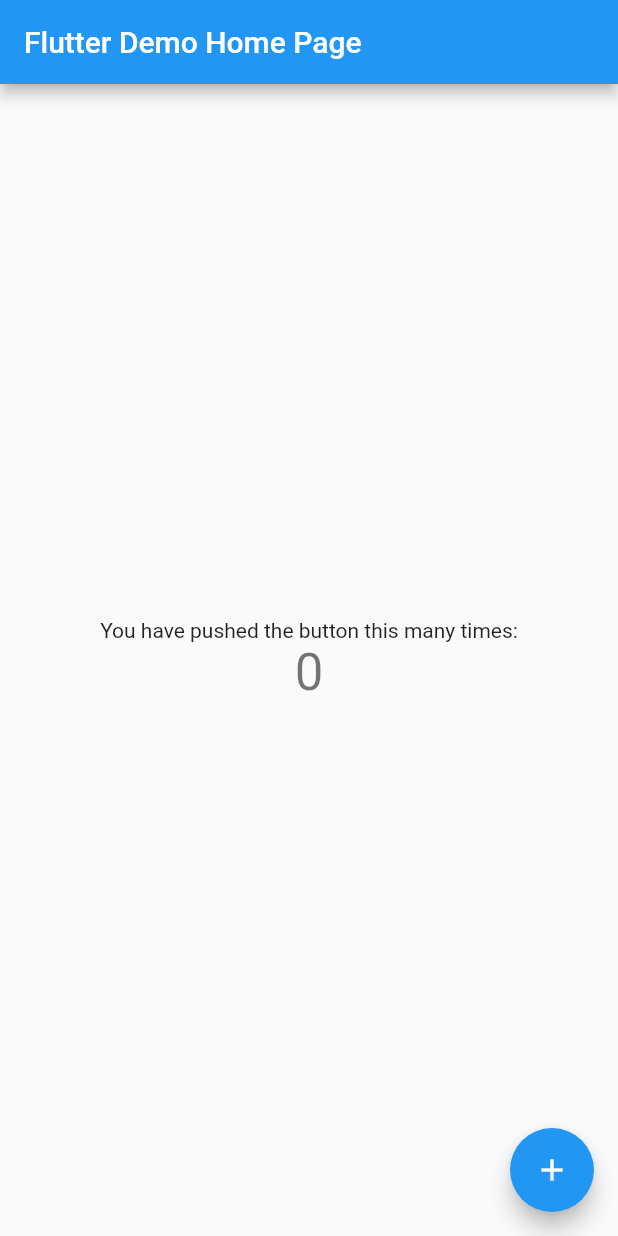
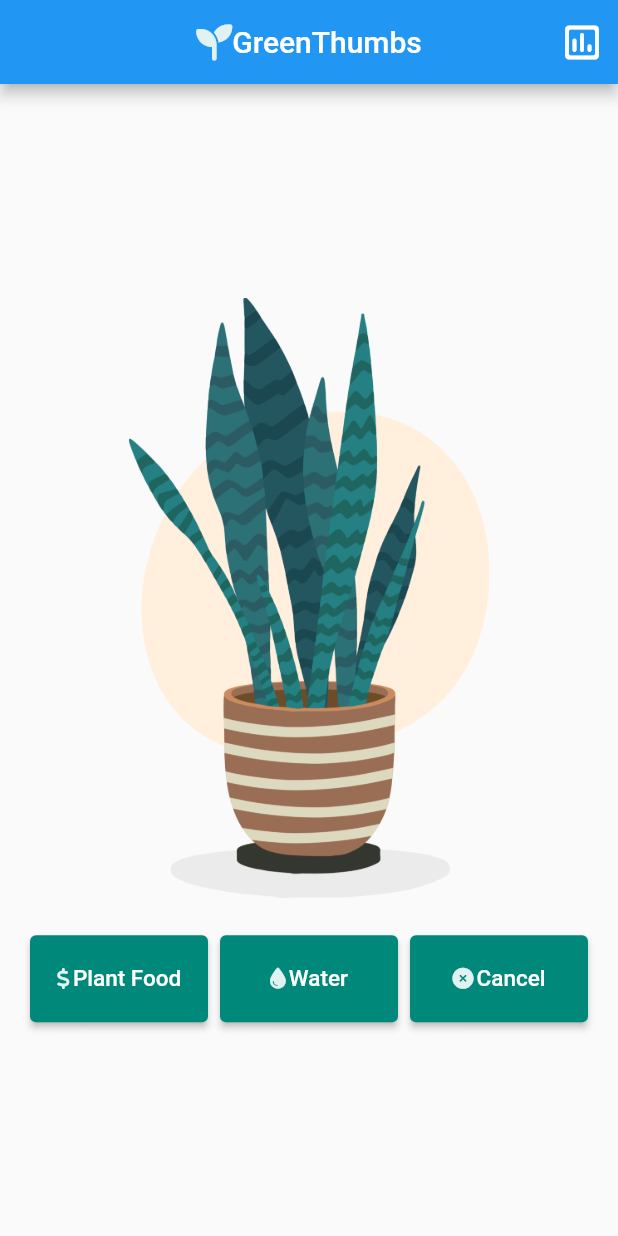
Before and after one commit to msyamsularif/local_notification, a Flutter app: the screen it shows after launch, on a phone screen of 412 x 824 dp. Run offline on Flutter 3.47's test engine with Material 2 defaults, Android fonts, the phone set to English and light mode, and no system bars; our stand-ins replace font_awesome_flutter.

Commit message:
update main.dart and add home_page.dart plant_stats_page.dart

```diff
--- /dev/null
+++ b/lib/home_page.dart
@@ -0,0 +1,55 @@
+import 'package:flutter/material.dart';
+
+import 'plant_stats_page.dart';
+import 'widgets.dart';
+
+class HomePage extends StatefulWidget {
+  const HomePage({Key? key}) : super(key: key);
+
+  @override
+  _HomePageState createState() => _HomePageState();
+}
+
+class _HomePageState extends State<HomePage> {
+  @override
+  Widget build(BuildContext context) {
+    return Scaffold(
+      appBar: AppBar(
+        centerTitle: true,
+        title: const AppBarTitle(),
+        actions: [
+          IconButton(
+            onPressed: () {
+              Navigator.push(
+                context,
+                MaterialPageRoute(
+                  builder: (_) => const PlantStatsPage(),
+                ),
+              );
+            },
+            icon: const Icon(
+              Icons.insert_chart_outlined_rounded,
+              size: 30,
+            ),
+          )
+        ],
+      ),
+      body: Center(
+        child: Column(
+          mainAxisAlignment: MainAxisAlignment.center,
+          children: [
+            const PlantImage(),
+            const SizedBox(
+              height: 25,
+            ),
+            HomePageButtons(
+              onPressedOne: () async {},
+              onPressedTwo: () async {},
+              onPressedThree: () async {},
+            ),
+          ],
+        ),
+      ),
+    );
+  }
+}
--- a/lib/main.dart
+++ b/lib/main.dart
@@ -1,115 +1,26 @@
 import 'package:flutter/material.dart';
 
+import 'home_page.dart';
+
 void main() {
-  runApp(const MyApp());
+  runApp(const AppWidget());
 }
 
-class MyApp extends StatelessWidget {
-  const MyApp({Key? key}) : super(key: key);
+class AppWidget extends StatelessWidget {
+  const AppWidget({Key? key}) : super(key: key);
 
-  // This widget is the root of your application.
   @override
   Widget build(BuildContext context) {
     return MaterialApp(
-      title: 'Flutter Demo',
+      debugShowCheckedModeBanner: false,
       theme: ThemeData(
-        // This is the theme of your application.
-        //
-        // Try running your application with "flutter run". You'll see the
-        // application has a blue toolbar. Then, without quitting the app, try
-        // changing the primarySwatch below to Colors.green and then invoke
-        // "hot reload" (press "r" in the console where you ran "flutter run",
-        // or simply save your changes to "hot reload" in a Flutter IDE).
-        // Notice that the counter didn't reset back to zero; the application
-        // is not restarted.
-        primarySwatch: Colors.blue,
+        primaryColor: Colors.teal,
+        colorScheme: ColorScheme.fromSwatch().copyWith(
+          secondary: Colors.tealAccent,
+        ),
       ),
-      home: const MyHomePage(title: 'Flutter Demo Home Page'),
+      title: 'Green Thumbs',
+      home: const HomePage(),
     );
   }
 }
-
-class MyHomePage extends StatefulWidget {
-  const MyHomePage({Key? key, required this.title}) : super(key: key);
-
-  // This widget is the home page of your application. It is stateful, meaning
-  // that it has a State object (defined below) that contains fields that affect
-  // how it looks.
-
-  // This class is the configuration for the state. It holds the values (in this
-  // case the title) provided by the parent (in this case the App widget) and
-  // used by the build method of the State. Fields in a Widget subclass are
-  // always marked "final".
-
-  final String title;
-
-  @override
-  State<MyHomePage> createState() => _MyHomePageState();
-}
-
-class _MyHomePageState extends State<MyHomePage> {
-  int _counter = 0;
-
-  void _incrementCounter() {
-    setState(() {
-      // This call to setState tells the Flutter framework that something has
-      // changed in this State, which causes it to rerun the build method below
-      // so that the display can reflect the updated values. If we changed
-      // _counter without calling setState(), then the build method would not be
-      // called again, and so nothing would appear to happen.
-      _counter++;
-    });
-  }
-
-  @override
-  Widget build(BuildContext context) {
-    // This method is rerun every time setState is called, for instance as done
-    // by the _incrementCounter method above.
-    //
-    // The Flutter framework has been optimized to make rerunning build methods
-    // fast, so that you can just rebuild anything that needs updating rather
-    // than having to individually change instances of widgets.
-    return Scaffold(
-      appBar: AppBar(
-        // Here we take the value from the MyHomePage object that was created by
-        // the App.build method, and use it to set our appbar title.
-        title: Text(widget.title),
-      ),
-      body: Center(
-        // Center is a layout widget. It takes a single child and positions it
-        // in the middle of the parent.
-        child: Column(
-          // Column is also a layout widget. It takes a list of children and
-          // arranges them vertically. By default, it sizes itself to fit its
-          // children horizontally, and tries to be as tall as its parent.
-          //
-          // Invoke "debug painting" (press "p" in the console, choose the
-          // "Toggle Debug Paint" action from the Flutter Inspector in Android
-          // Studio, or the "Toggle Debug Paint" command in Visual Studio Code)
-          // to see the wireframe for each widget.
-          //
-          // Column has various properties to control how it sizes itself and
-          // how it positions its children. Here we use mainAxisAlignment to
-          // center the children vertically; the main axis here is the vertical
-          // axis because Columns are vertical (the cross axis would be
-          // horizontal).
-          mainAxisAlignment: MainAxisAlignment.center,
-          children: <Widget>[
-            const Text(
-              'You have pushed the button this many times:',
-            ),
-            Text(
-              '$_counter',
-              style: Theme.of(context).textTheme.headline4,
-            ),
-          ],
-        ),
-      ),
-      floatingActionButton: FloatingActionButton(
-        onPressed: _incrementCounter,
-        tooltip: 'Increment',
-        child: const Icon(Icons.add),
-      ), // This trailing comma makes auto-formatting nicer for build methods.
-    );
-  }
-}
```
Also changed, not shown: lib/plant_stats_page.dart (added, +39 -0 lines), lib/utilities.dart (+5 -2 lines), 1 other file.
